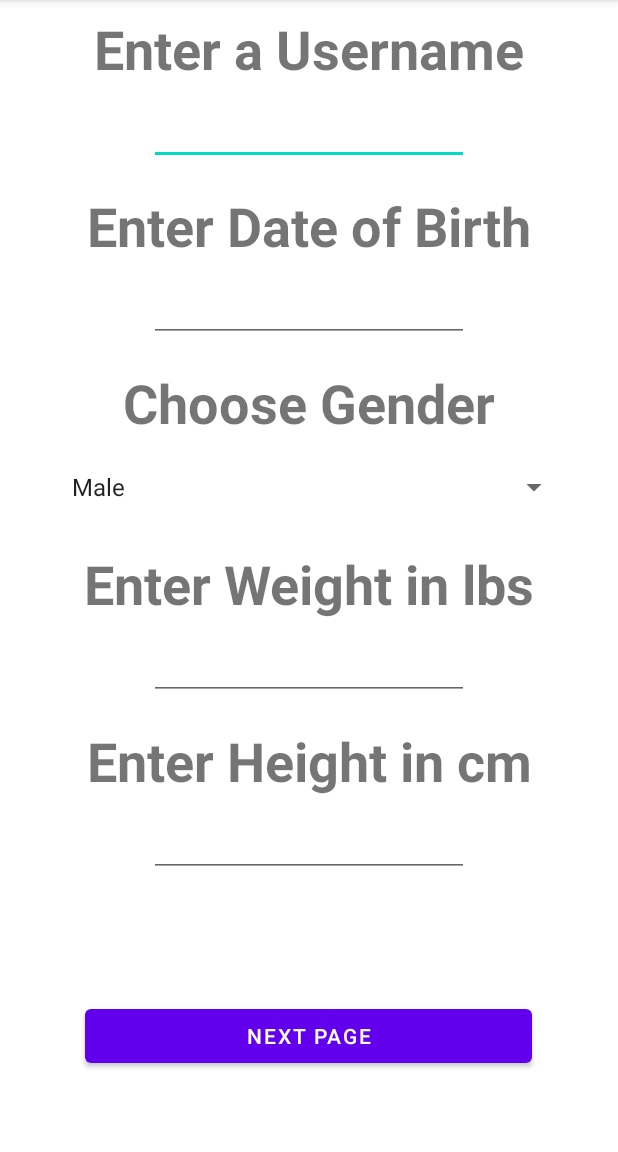
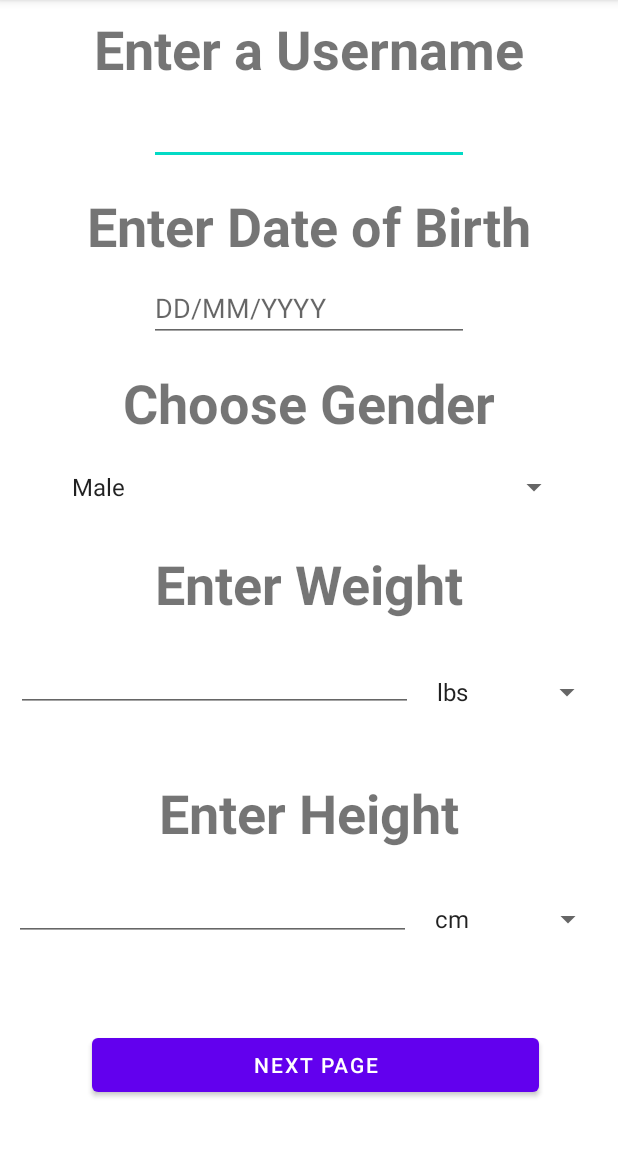
Before and after one commit to Viki4325/fitnics, an Android app: the SignUpInfoActivity screen opened directly, with no data from a screen before it, on a phone screen of 412 x 824 dp, the part 84-1236 px from its top. Run offline under Robolectric (Android 15) with nearby library versions, the phone set to English and light mode, and no system bars.

Commit message:
Added goal page to signup path, changed how birthday was stored, added units and conversions to height and weight, added calling methods to goal and new birthday variables

```diff
--- a/app/src/main/java/com/group12/fitnics/presentation/SignUpInfoActivity.java
+++ b/app/src/main/java/com/group12/fitnics/presentation/SignUpInfoActivity.java
@@ -31,12 +31,23 @@ public class SignUpInfoActivity extends AppCompatActivity {
         newUser = new User();
         accessUsers = new AccessUsers();
         Intent intent = getIntent();
-        //newUser.setGoal(intent.getIntExtra("goal",-1));
+        newUser.setGoal(intent.getIntExtra("goal",-1));
 
         Spinner Gender = (Spinner) findViewById(R.id.chooseGender);
-        ArrayAdapter<String> adapter = new ArrayAdapter<String>(this, android.R.layout.simple_list_item_1,getResources().getStringArray(R.array.Genders));
-        adapter.setDropDownViewResource(android.R.layout.simple_spinner_dropdown_item);
-        Gender.setAdapter(adapter);
+        ArrayAdapter<String> genderAdapter = new ArrayAdapter<String>(this, android.R.layout.simple_list_item_1,getResources().getStringArray(R.array.Genders));
+        genderAdapter.setDropDownViewResource(android.R.layout.simple_spinner_dropdown_item);
+        Gender.setAdapter(genderAdapter);
+
+        Spinner weightUnits = (Spinner) findViewById(R.id.weightUnitSpinner);
+        ArrayAdapter<String> weightAdapter = new ArrayAdapter<String>(this, android.R.layout.simple_list_item_1,getResources().getStringArray(R.array.weightUnits));
+        weightAdapter.setDropDownViewResource(android.R.layout.simple_spinner_dropdown_item);
+        weightUnits.setAdapter(weightAdapter);
+
+        Spinner heightUnits = (Spinner) findViewById(R.id.heightUnitSpinner);
+        ArrayAdapter<String> heightAdapter = new ArrayAdapter<String>(this, android.R.layout.simple_list_item_1,getResources().getStringArray(R.array.heightUnits));
+        heightAdapter.setDropDownViewResource(android.R.layout.simple_spinner_dropdown_item);
+        heightUnits.setAdapter(heightAdapter);
+
         date = (EditText)findViewById(R.id.editBirthday);
         date.addTextChangedListener(new TextWatcher() {
             private String current = "";
@@ -110,16 +121,29 @@ public class SignUpInfoActivity extends AppCompatActivity {
         newUser.setUsername(username);
         //Add birthday to new user
         data = (EditText) findViewById(R.id.editBirthday);
-        newUser.setBirthday(data.getText().toString());
+        String birthday = data.getText().toString().trim();
+        newUser.setBirthDay(Integer.parseInt(birthday.substring(0, 2)));
+        newUser.setBirthMonth(Integer.parseInt(birthday.substring(3, 5)));
+        newUser.setBirthYear(Integer.parseInt(birthday.substring(6, 9)));
         //Add gender to new user
         Spinner choice = (Spinner) findViewById(R.id.chooseGender);
         newUser.setGender(choice.getSelectedItem().toString().charAt(0));
         //Add weight to new user
         data = (EditText) findViewById(R.id.editWeight);
-        newUser.setHeight(Integer.parseInt(data.getText().toString().trim()));
+        choice = (Spinner) findViewById(R.id.weightUnitSpinner);
+
+        if(choice.getSelectedItem().toString() == "kg")
+            newUser.setWeight(Integer.parseInt(data.getText().toString().trim())*2.205);
+        else
+            newUser.setWeight(Integer.parseInt(data.getText().toString().trim()));
         //Add height to new user
         data = (EditText) findViewById(R.id.editHeight);
-        newUser.setWeight(Integer.parseInt(data.getText().toString().trim()));
+        choice = (Spinner) findViewById(R.id.heightUnitSpinner);
+
+        if(choice.getSelectedItem().toString() == "ft")
+            newUser.setHeight(Integer.parseInt(data.getText().toString().trim())*30.48);
+        else
+            newUser.setHeight(Integer.parseInt(data.getText().toString().trim()));
         //go to next panel to get activity level
         accessUsers.insertUser(newUser);
         Intent ActivityPage = new Intent(this, SignUpActiveLevelActivity.class);
--- a/app/src/main/res/layout/activity_sign_up_info.xml
+++ b/app/src/main/res/layout/activity_sign_up_info.xml
@@ -14,10 +14,10 @@
         android:text="@string/next_page"
         app:layout_constraintBottom_toBottomOf="parent"
         app:layout_constraintEnd_toEndOf="parent"
-        app:layout_constraintHorizontal_bias="0.495"
+        app:layout_constraintHorizontal_bias="0.539"
         app:layout_constraintStart_toStartOf="parent"
         app:layout_constraintTop_toTopOf="parent"
-        app:layout_constraintVertical_bias="0.926" />
+        app:layout_constraintVertical_bias="0.953" />
 
     <TextView
         android:id="@+id/EnterUsernameText"
@@ -76,6 +76,7 @@
         android:layout_weight="0.25"
         android:autofillHints=""
         android:ems="10"
+        android:hint="DD/MM/YYYY"
         android:inputType="date"
         app:layout_constraintBottom_toBottomOf="@+id/nextPagebtn"
         app:layout_constraintEnd_toEndOf="parent"
@@ -131,22 +132,6 @@
         app:layout_constraintTop_toBottomOf="@+id/chooseGender"
         app:layout_constraintVertical_bias="0.0" />
 
-    <EditText
-        android:id="@+id/editWeight"
-        android:layout_width="wrap_content"
-        android:layout_height="wrap_content"
-        android:layout_gravity="center"
-        android:layout_marginTop="8dp"
-        android:layout_weight="0.25"
-        android:autofillHints=""
-        android:ems="10"
-        android:inputType="numberDecimal"
-        app:layout_constraintBottom_toBottomOf="parent"
-        app:layout_constraintEnd_toEndOf="parent"
-        app:layout_constraintStart_toStartOf="parent"
-        app:layout_constraintTop_toBottomOf="@+id/enterWeightText"
-        app:layout_constraintVertical_bias="0.0" />
-
     <TextView
         android:id="@+id/enterHeightText"
         android:layout_width="wrap_content"
@@ -160,23 +145,70 @@
         app:layout_constraintBottom_toBottomOf="parent"
         app:layout_constraintEnd_toEndOf="parent"
         app:layout_constraintStart_toStartOf="parent"
-        app:layout_constraintTop_toBottomOf="@+id/editWeight"
+        app:layout_constraintTop_toBottomOf="@+id/linearLayout"
         app:layout_constraintVertical_bias="0.0" />
 
-    <EditText
-        android:id="@+id/editHeight"
-        android:layout_width="wrap_content"
-        android:layout_height="wrap_content"
-        android:layout_gravity="center"
+    <LinearLayout
+        android:id="@+id/linearLayout"
+        android:layout_width="391dp"
+        android:layout_height="80dp"
+        android:layout_marginStart="8dp"
         android:layout_marginTop="8dp"
-        android:layout_weight="0.25"
-        android:autofillHints=""
-        android:ems="10"
-        android:inputType="numberDecimal"
+        android:layout_marginEnd="8dp"
+        android:orientation="horizontal"
+        app:layout_constraintEnd_toEndOf="parent"
+        app:layout_constraintStart_toStartOf="parent"
+        app:layout_constraintTop_toBottomOf="@+id/enterWeightText">
+
+        <EditText
+            android:id="@+id/editWeight"
+            android:layout_width="wrap_content"
+            android:layout_height="wrap_content"
+            android:layout_marginTop="8dp"
+            android:layout_weight="0.5"
+            android:autofillHints="123.45"
+            android:ems="10"
+            android:gravity="center_horizontal"
+            android:inputType="numberDecimal" />
+
+        <Spinner
+            android:id="@+id/weightUnitSpinner"
+            android:layout_width="wrap_content"
+            android:layout_height="wrap_content"
+            android:layout_gravity="center_horizontal|center_vertical"
+            android:layout_weight="0.25" />
+
+    </LinearLayout>
+
+    <LinearLayout
+        android:layout_width="393dp"
+        android:layout_height="78dp"
+        android:layout_marginStart="8dp"
+        android:layout_marginTop="8dp"
+        android:layout_marginEnd="8dp"
+        android:orientation="horizontal"
         app:layout_constraintBottom_toBottomOf="parent"
         app:layout_constraintEnd_toEndOf="parent"
         app:layout_constraintStart_toStartOf="parent"
         app:layout_constraintTop_toBottomOf="@+id/enterHeightText"
-        app:layout_constraintVertical_bias="0.0" />
+        app:layout_constraintVertical_bias="0.0">
+
+        <EditText
+            android:id="@+id/editHeight"
+            android:layout_width="wrap_content"
+            android:layout_height="wrap_content"
+            android:layout_marginTop="8dp"
+            android:layout_weight="0.5"
+            android:autofillHints="123.45"
+            android:ems="10"
+            android:inputType="numberDecimal" />
+
+        <Spinner
+            android:id="@+id/heightUnitSpinner"
+            android:layout_width="wrap_content"
+            android:layout_height="wrap_content"
+            android:layout_gravity="center_horizontal|center_vertical"
+            android:layout_weight="0.25" />
+    </LinearLayout>
 
 </androidx.constraintlayout.widget.ConstraintLayout>
--- a/app/src/main/res/values/strings.xml
+++ b/app/src/main/res/values/strings.xml
@@ -12,9 +12,9 @@
     <string name="example">example</string>
     <string name="enter_date_of_birth">Enter Date of Birth</string>
     <string name="mm_dd_yyyy">MM/DD/YYYY</string>
-    <string name="enter_weight_in_lbs">Enter Weight in lbs</string>
+    <string name="enter_weight_in_lbs">Enter Weight</string>
     <string name="_165_24">165.24</string>
-    <string name="enter_height_in_cm">Enter Height in cm</string>
+    <string name="enter_height_in_cm">Enter Height</string>
     <string name="_172_72">172.72</string>
     <string name="choose_gender">Choose Gender</string>
     <string name="not_active">Not Active: you do not workout or do phisical activity during a standard week</string>
@@ -30,5 +30,13 @@
         <item>Female</item>
         <item>Other</item>
     </string-array>
+    <string-array name="weightUnits">
+        <item>lbs</item>
+        <item>kg</item>
+    </string-array>
+    <string-array name="heightUnits">
+        <item>cm</item>
+        <item>ft</item>
+    </string-array>
 
 </resources>
```
Also changed, not shown: app/src/main/java/com/group12/fitnics/objects/User.java (+37 -11 lines), app/src/main/java/com/group12/fitnics/persistence/UserPersistenceStub.java (+4 -4 lines), app/src/main/java/com/group12/fitnics/presentation/SignUpActivity.java (+15 -0 lines), app/src/main/res/layout/activity_sign_up.xml (+46 -0 lines).
